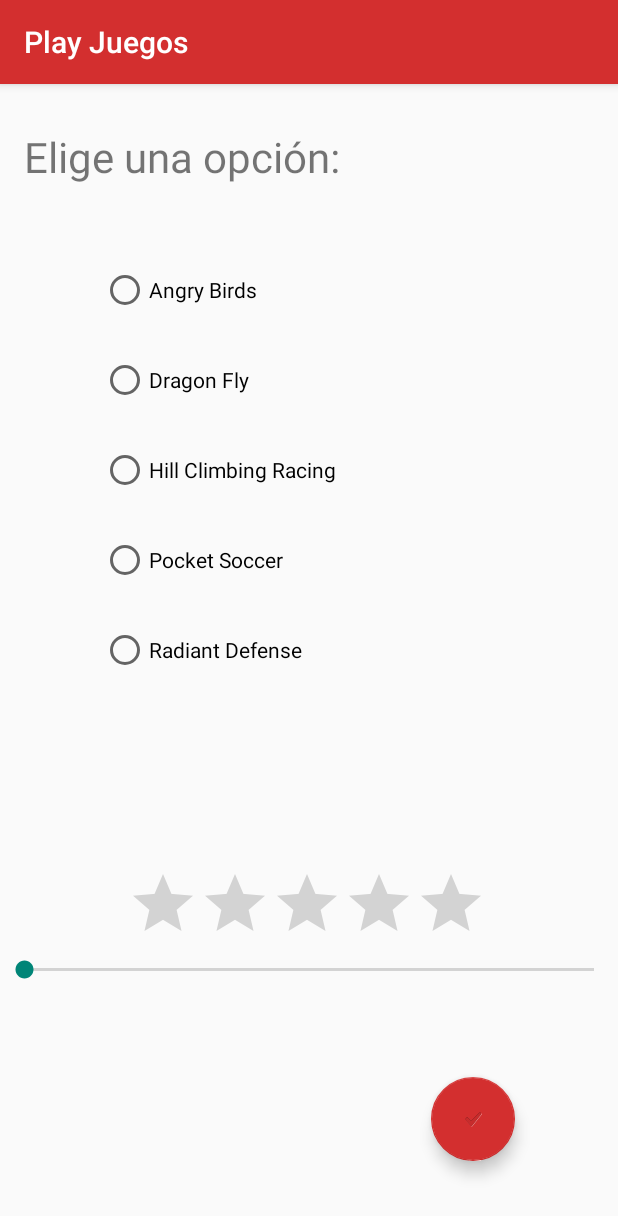
After one commit to Prades0120/PlayJuegos, an Android app: the Preferences screen opened directly, with no data from a screen before it, on a phone screen of 412 x 824 dp. The commit adds this screen. Shown: the top 1216 px of the screen. Run offline under Robolectric (Android 15) with nearby library versions, the phone set to English and light mode, and no system bars.

Commit message:
Tema 2 Ejercicio 2

```diff
--- a/app/src/main/AndroidManifest.xml
+++ b/app/src/main/AndroidManifest.xml
@@ -9,6 +9,10 @@
         android:roundIcon="@mipmap/ic_launcher_round"
         android:supportsRtl="true"
         android:theme="@style/Theme.PlayJuegos">
+        <activity
+            android:name=".Preferences"
+            android:exported="true"
+            android:theme="@style/Preferences" />
         <activity
             android:name=".NewPlayer"
             android:exported="true"
--- a/app/src/main/java/com/example/playjuegos/MainActivity.kt
+++ b/app/src/main/java/com/example/playjuegos/MainActivity.kt
@@ -18,8 +18,10 @@
         setSupportActionBar(toolbar)
 
         val jugador = findViewById<Button>(R.id.button2)
+        jugador.setOnClickListener {lanzarNewPlayer()}
 
-        jugador.setOnClickListener {lanzarNewPlayer()}
+        val preferences = findViewById<Button>(R.id.button3)
+        preferences.setOnClickListener {lanzarPreferences()}
     }
 
     override fun onCreateOptionsMenu(menu: Menu?): Boolean {
@@ -41,4 +43,9 @@
         val i = Intent(this,NewPlayer::class.java)
         startActivity(i)
     }
+
+    private fun lanzarPreferences() {
+        val i = Intent(this, Preferences::class.java)
+        startActivity(i)
+    }
 }
--- /dev/null
+++ b/app/src/main/java/com/example/playjuegos/Preferences.kt
@@ -0,0 +1,52 @@
+package com.example.playjuegos
+
+import androidx.appcompat.app.AppCompatActivity
+import android.os.Bundle
+import android.widget.*
+import com.google.android.material.floatingactionbutton.FloatingActionButton
+
+class Preferences : AppCompatActivity() {
+    override fun onCreate(savedInstanceState: Bundle?) {
+        super.onCreate(savedInstanceState)
+        setContentView(R.layout.preferences)
+
+        val rGroup = findViewById<RadioGroup>(R.id.radioGroup)
+        val fab = findViewById<FloatingActionButton>(R.id.floatingActionButton)
+        val sb = findViewById<SeekBar>(R.id.seekBar)
+        val rb = findViewById<RatingBar>(R.id.ratingBar)
+        var option: String? = null
+
+        sb.setOnSeekBarChangeListener(object : SeekBar.OnSeekBarChangeListener {
+            override fun onProgressChanged(seekBar: SeekBar, progress: Int, fromUser: Boolean) {
+                rb.rating = progress.toFloat()/2
+            }
+
+            override fun onStartTrackingTouch(seekBar: SeekBar) {
+            }
+
+            override fun onStopTrackingTouch(seekBar: SeekBar) {
+            }
+
+        })
+
+        rb.onRatingBarChangeListener = RatingBar.OnRatingBarChangeListener { _, rating, _ ->
+            sb.progress = (rating*2).toInt()
+        }
+
+        rGroup.setOnCheckedChangeListener(object : RadioGroup.OnCheckedChangeListener {
+
+            override fun onCheckedChanged(group: RadioGroup, checkedId: Int) {
+                val checkedRadioButton = rGroup.findViewById<RadioButton>(checkedId)
+                option = checkedRadioButton.text as String
+            }
+        })
+
+        fab.setOnClickListener{
+            if (option==null){
+                Toast.makeText(applicationContext,"No has pulsado ninguna opción", Toast.LENGTH_LONG).show()
+            }else{
+                Toast.makeText(applicationContext,"$option Puntuación: ${rb.rating}", Toast.LENGTH_LONG).show()
+            }
+        }
+    }
+}
--- /dev/null
+++ b/app/src/main/res/layout-land/preferences.xml
@@ -0,0 +1,114 @@
+<?xml version="1.0" encoding="utf-8"?>
+<androidx.constraintlayout.widget.ConstraintLayout xmlns:android="http://schemas.android.com/apk/res/android"
+    xmlns:app="http://schemas.android.com/apk/res-auto"
+    xmlns:tools="http://schemas.android.com/tools"
+    android:layout_width="match_parent"
+    android:layout_height="match_parent"
+    tools:context=".Preferences">
+
+    <TextView
+        android:id="@+id/textViewOpciones"
+        android:layout_width="304dp"
+        android:layout_height="50dp"
+        android:gravity="bottom"
+        android:text="@string/eligeOpcion"
+        android:textSize="28sp"
+        app:layout_constraintBottom_toBottomOf="parent"
+        app:layout_constraintEnd_toEndOf="parent"
+        app:layout_constraintHorizontal_bias="0.037"
+        app:layout_constraintStart_toStartOf="parent"
+        app:layout_constraintTop_toTopOf="parent"
+        app:layout_constraintVertical_bias="0.044" />
+
+    <RadioGroup
+        android:id="@+id/radioGroup"
+        android:layout_width="276dp"
+        android:layout_height="wrap_content"
+        app:layout_constraintBottom_toBottomOf="parent"
+        app:layout_constraintEnd_toEndOf="parent"
+        app:layout_constraintHorizontal_bias="0.86"
+        app:layout_constraintStart_toStartOf="parent"
+        app:layout_constraintTop_toTopOf="parent"
+        app:layout_constraintVertical_bias="0.44">
+
+        <RadioButton
+            android:id="@+id/radioButton"
+            android:layout_width="match_parent"
+            android:layout_height="wrap_content"
+            android:minHeight="60dp"
+            android:text="@string/angry_birds"
+            tools:ignore="TouchTargetSizeCheck" />
+
+        <RadioButton
+            android:id="@+id/radioButton2"
+            android:layout_width="match_parent"
+            android:layout_height="wrap_content"
+            android:minHeight="60dp"
+            android:text="@string/dragon_fly" />
+
+        <RadioButton
+            android:id="@+id/radioButton3"
+            android:layout_width="match_parent"
+            android:layout_height="wrap_content"
+            android:minHeight="60dp"
+            android:text="@string/hill_climbing_racing" />
+
+        <RadioButton
+            android:id="@+id/radioButton4"
+            android:layout_width="match_parent"
+            android:layout_height="wrap_content"
+            android:minHeight="60dp"
+            android:text="@string/pocket_soccer" />
+
+        <RadioButton
+            android:id="@+id/radioButton5"
+            android:layout_width="match_parent"
+            android:layout_height="wrap_content"
+            android:minHeight="60dp"
+            android:text="@string/radiant_defense" />
+    </RadioGroup>
+
+    <RatingBar
+        android:id="@+id/ratingBar"
+        style="@style/Preferences"
+        android:layout_width="wrap_content"
+        android:layout_height="wrap_content"
+        android:numStars="5"
+        app:layout_constraintBottom_toBottomOf="parent"
+        app:layout_constraintEnd_toEndOf="parent"
+        app:layout_constraintHorizontal_bias="0.107"
+        app:layout_constraintStart_toStartOf="parent"
+        app:layout_constraintTop_toTopOf="parent"
+        app:layout_constraintVertical_bias="0.392"
+        tools:ignore="SpeakableTextPresentCheck" />
+
+    <SeekBar
+        android:id="@+id/seekBar"
+        style="@style/Preferences"
+        android:layout_width="300dp"
+        android:layout_height="wrap_content"
+        android:max="10"
+        app:layout_constraintBottom_toBottomOf="parent"
+        app:layout_constraintEnd_toEndOf="parent"
+        app:layout_constraintHorizontal_bias="0.046"
+        app:layout_constraintStart_toStartOf="parent"
+        app:layout_constraintTop_toTopOf="parent"
+        app:layout_constraintVertical_bias="0.498" />
+
+    <com.google.android.material.floatingactionbutton.FloatingActionButton
+        android:id="@+id/floatingActionButton"
+        style="@style/Myestilo"
+        android:layout_width="wrap_content"
+        android:layout_height="wrap_content"
+        android:clickable="true"
+        android:contentDescription="@string/todo"
+        android:focusable="true"
+        app:layout_constraintBottom_toBottomOf="parent"
+        app:layout_constraintEnd_toEndOf="parent"
+        app:layout_constraintHorizontal_bias="0.214"
+        app:layout_constraintStart_toStartOf="parent"
+        app:layout_constraintTop_toTopOf="parent"
+        app:layout_constraintVertical_bias="0.681"
+        app:srcCompat="?android:attr/textCheckMark"
+        tools:ignore="SpeakableTextPresentCheck" />
+</androidx.constraintlayout.widget.ConstraintLayout>
--- /dev/null
+++ b/app/src/main/res/layout/preferences.xml
@@ -0,0 +1,114 @@
+<?xml version="1.0" encoding="utf-8"?>
+<androidx.constraintlayout.widget.ConstraintLayout xmlns:android="http://schemas.android.com/apk/res/android"
+    xmlns:app="http://schemas.android.com/apk/res-auto"
+    xmlns:tools="http://schemas.android.com/tools"
+    android:layout_width="match_parent"
+    android:layout_height="match_parent"
+    tools:context=".Preferences">
+
+    <TextView
+        android:id="@+id/textViewOpciones"
+        android:layout_width="304dp"
+        android:layout_height="50dp"
+        android:gravity="bottom"
+        android:text="@string/eligeOpcion"
+        android:textSize="28sp"
+        app:layout_constraintBottom_toBottomOf="parent"
+        app:layout_constraintEnd_toEndOf="parent"
+        app:layout_constraintHorizontal_bias="0.146"
+        app:layout_constraintStart_toStartOf="parent"
+        app:layout_constraintTop_toTopOf="parent"
+        app:layout_constraintVertical_bias="0.024" />
+
+    <RadioGroup
+        android:id="@+id/radioGroup"
+        android:layout_width="276dp"
+        android:layout_height="wrap_content"
+        app:layout_constraintBottom_toBottomOf="parent"
+        app:layout_constraintEnd_toEndOf="parent"
+        app:layout_constraintHorizontal_bias="0.496"
+        app:layout_constraintStart_toStartOf="parent"
+        app:layout_constraintTop_toTopOf="parent"
+        app:layout_constraintVertical_bias="0.23000002">
+
+        <RadioButton
+            android:id="@+id/radioButton"
+            android:layout_width="match_parent"
+            android:layout_height="wrap_content"
+            android:minHeight="60dp"
+            android:text="@string/angry_birds"
+            tools:ignore="TouchTargetSizeCheck" />
+
+        <RadioButton
+            android:id="@+id/radioButton2"
+            android:layout_width="match_parent"
+            android:layout_height="wrap_content"
+            android:minHeight="60dp"
+            android:text="@string/dragon_fly" />
+
+        <RadioButton
+            android:id="@+id/radioButton3"
+            android:layout_width="match_parent"
+            android:layout_height="wrap_content"
+            android:minHeight="60dp"
+            android:text="@string/hill_climbing_racing" />
+
+        <RadioButton
+            android:id="@+id/radioButton4"
+            android:layout_width="match_parent"
+            android:layout_height="wrap_content"
+            android:minHeight="60dp"
+            android:text="@string/pocket_soccer" />
+
+        <RadioButton
+            android:id="@+id/radioButton5"
+            android:layout_width="match_parent"
+            android:layout_height="wrap_content"
+            android:minHeight="60dp"
+            android:text="@string/radiant_defense" />
+    </RadioGroup>
+
+    <RatingBar
+        android:id="@+id/ratingBar"
+        style="@style/Preferences"
+        android:layout_width="wrap_content"
+        android:layout_height="wrap_content"
+        android:numStars="5"
+        app:layout_constraintBottom_toBottomOf="parent"
+        app:layout_constraintEnd_toEndOf="parent"
+        app:layout_constraintHorizontal_bias="0.493"
+        app:layout_constraintStart_toStartOf="parent"
+        app:layout_constraintTop_toTopOf="parent"
+        app:layout_constraintVertical_bias="0.735"
+        tools:ignore="SpeakableTextPresentCheck" />
+
+    <SeekBar
+        android:id="@+id/seekBar"
+        style="@style/Preferences"
+        android:layout_width="match_parent"
+        android:layout_height="wrap_content"
+        android:max="10"
+        app:layout_constraintBottom_toBottomOf="parent"
+        app:layout_constraintEnd_toEndOf="parent"
+        app:layout_constraintHorizontal_bias="0.0"
+        app:layout_constraintStart_toStartOf="parent"
+        app:layout_constraintTop_toTopOf="parent"
+        app:layout_constraintVertical_bias="0.775" />
+
+    <com.google.android.material.floatingactionbutton.FloatingActionButton
+        android:id="@+id/floatingActionButton"
+        style="@style/Myestilo"
+        android:layout_width="wrap_content"
+        android:layout_height="wrap_content"
+        android:clickable="true"
+        android:contentDescription="@string/todo"
+        android:focusable="true"
+        app:layout_constraintBottom_toBottomOf="parent"
+        app:layout_constraintEnd_toEndOf="parent"
+        app:layout_constraintHorizontal_bias="0.808"
+        app:layout_constraintStart_toStartOf="parent"
+        app:layout_constraintTop_toTopOf="parent"
+        app:layout_constraintVertical_bias="0.93"
+        app:srcCompat="?android:attr/textCheckMark"
+        tools:ignore="SpeakableTextPresentCheck" />
+</androidx.constraintlayout.widget.ConstraintLayout>
--- a/app/src/main/res/values/strings.xml
+++ b/app/src/main/res/values/strings.xml
@@ -18,4 +18,10 @@
     <string name="settings">Ajustes</string>
     <string name="todo">TODO</string>
     <string name="nickname">Nickname</string>
+    <string name="angry_birds">Angry Birds</string>
+    <string name="dragon_fly">Dragon Fly</string>
+    <string name="eligeOpcion">Elige una opción:</string>
+    <string name="hill_climbing_racing">Hill Climbing Racing</string>
+    <string name="pocket_soccer">Pocket Soccer</string>
+    <string name="radiant_defense">Radiant Defense</string>
 </resources>
--- a/app/src/main/res/values/themes.xml
+++ b/app/src/main/res/values/themes.xml
@@ -16,6 +16,7 @@
 
     <style name="Myestilo">
         <item name="android:background">@color/red_700</item>
+        <item name="backgroundTint">@color/red_800</item>
     </style>
 
     <style name="NewPlayer" parent="Theme.AppCompat.DayNight.DarkActionBar">
@@ -25,4 +26,12 @@
         <!-- Status bar color. -->
         <item name="android:statusBarColor" tools:targetApi="l">?attr/colorPrimaryVariant</item>
     </style>
+
+    <style name="Preferences" parent="Theme.AppCompat.DayNight.DarkActionBar">
+        <item name="colorPrimary">@color/red_800</item>
+        <item name="colorPrimaryVariant">@color/red_900</item>
+        <item name="colorOnPrimary">@color/white</item>
+        <!-- Status bar color. -->
+        <item name="android:statusBarColor" tools:targetApi="l">?attr/colorPrimaryVariant</item>
+    </style>
 </resources>
```
